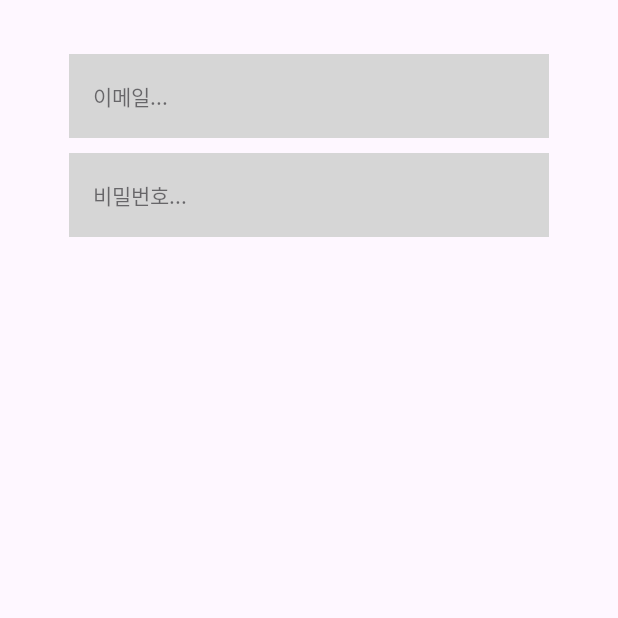
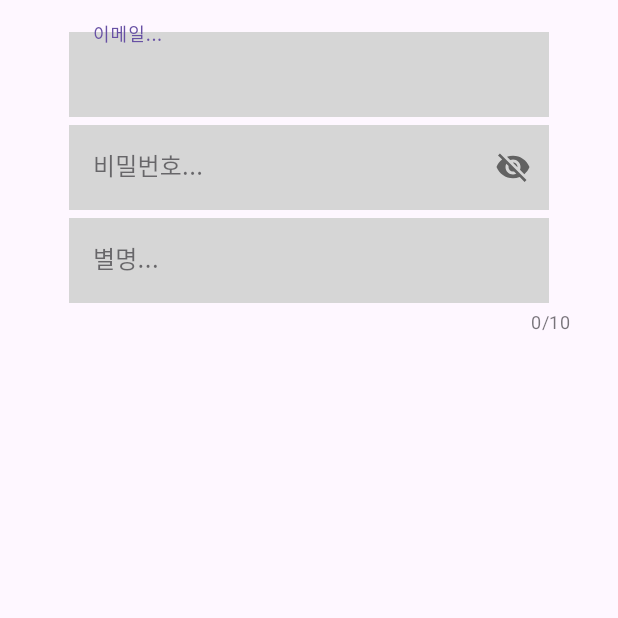
Before and after one commit to kwonkyungun/libraryTool, an Android app: the screen it shows after launch (MainActivity), on a phone screen of 412 x 824 dp, the top half of it. Run offline under Robolectric (Android 15) with nearby library versions, the phone set to English and light mode, and no system bars.

Commit message:
[DESIGN] : 🎨: 별명 항목 추가 material를 이용해 비밀번호 숨기기 ui 추가 및 별명 텍스트 제한 설정

```diff
--- a/app/src/main/res/layout/activity_main.xml
+++ b/app/src/main/res/layout/activity_main.xml
@@ -7,30 +7,72 @@
     android:padding="16dp"
     tools:context=".MainActivity">
 
+    <com.google.android.material.textfield.TextInputLayout
+        android:id="@+id/textInputLayout2"
+        style="@style/Widget.MaterialComponents.TextInputLayout.OutlinedBox"
+        android:layout_width="match_parent"
+        android:layout_height="wrap_content"
+        app:layout_constraintTop_toTopOf="parent"
+        tools:layout_editor_absoluteX="16dp">
 
         <com.google.android.material.textfield.TextInputEditText
             android:id="@+id/email"
-        style="@style/Widget.MaterialComponents.TextInputLayout.OutlinedBox"
             android:layout_width="match_parent"
             android:layout_height="wrap_content"
+            android:layout_marginHorizontal="30dp"
+            android:layout_marginTop="20dp"
+            android:background="#D6D6D6"
             android:hint="이메일..."
-        android:background="#D6D6D6"
-        android:layout_marginTop="20dp"
-        android:layout_marginHorizontal="30dp"
             app:layout_constraintEnd_toEndOf="parent"
             app:layout_constraintStart_toStartOf="parent"
             app:layout_constraintTop_toTopOf="parent" />
 
+    </com.google.android.material.textfield.TextInputLayout>
+
+
+    <com.google.android.material.textfield.TextInputLayout
+        android:id="@+id/textInputLayout"
+        style="@style/Widget.MaterialComponents.TextInputLayout.OutlinedBox"
+        android:layout_width="match_parent"
+        android:layout_height="wrap_content"
+        app:layout_constraintTop_toBottomOf="@+id/textInputLayout2"
+        app:passwordToggleEnabled="true"
+        tools:layout_editor_absoluteX="16dp">
+
         <com.google.android.material.textfield.TextInputEditText
             android:id="@+id/password"
+            android:layout_width="match_parent"
+            android:layout_height="wrap_content"
+            android:layout_marginHorizontal="30dp"
+            android:layout_marginTop="10dp"
+            android:background="#D6D6D6"
+            android:hint="비밀번호..."
+            app:layout_constraintTop_toBottomOf="@+id/email" />
+    </com.google.android.material.textfield.TextInputLayout>
+
+    <com.google.android.material.textfield.TextInputLayout
         style="@style/Widget.MaterialComponents.TextInputLayout.OutlinedBox"
-        android:hint="비밀번호..."
-        android:background="#D6D6D6"
+        android:layout_width="match_parent"
+        android:layout_height="wrap_content"
+        app:counterEnabled="true"
+        app:counterMaxLength="10"
+        app:layout_constraintTop_toBottomOf="@+id/textInputLayout"
+        tools:layout_editor_absoluteX="16dp">
+
+        <com.google.android.material.textfield.TextInputEditText
             android:layout_width="match_parent"
             android:layout_height="wrap_content"
             android:layout_marginTop="10dp"
             android:layout_marginHorizontal="30dp"
-        app:layout_constraintTop_toBottomOf="@+id/email" />
+            android:background="#D6D6D6"
+            android:maxLength="10"
+            android:inputType="text"
+            android:hint="별명..."
+            />
+
+    </com.google.android.material.textfield.TextInputLayout>
+
+
 
 
 </androidx.constraintlayout.widget.ConstraintLayout>
```
Lines whose indentation alone changed are shown as unchanged.
